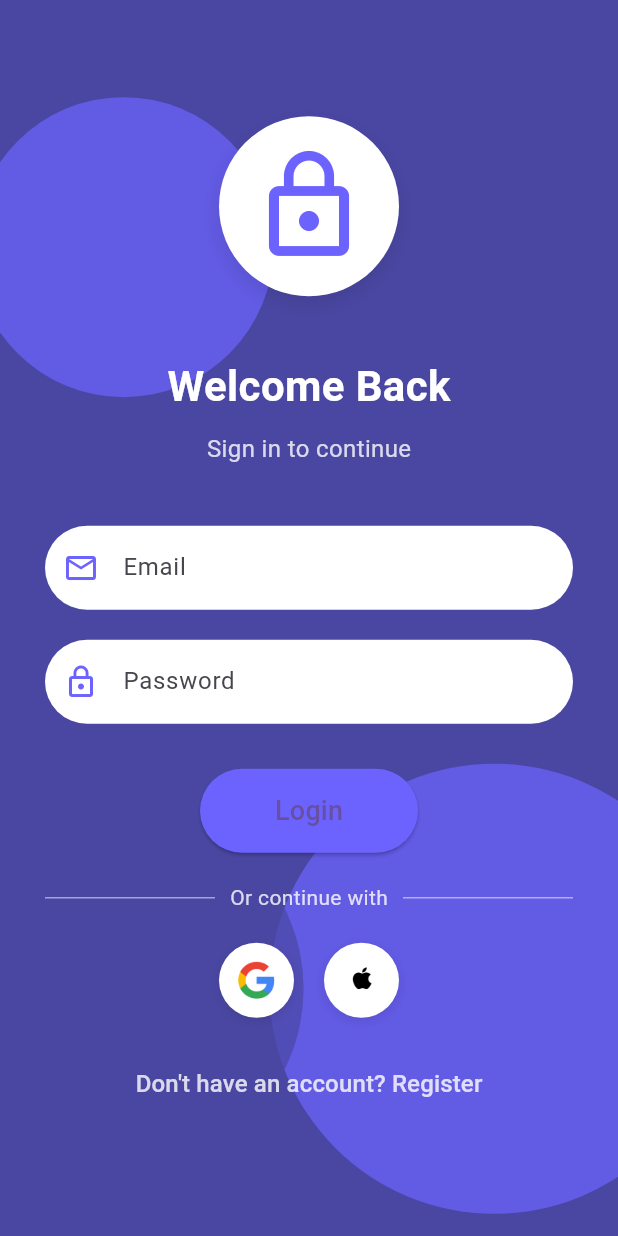
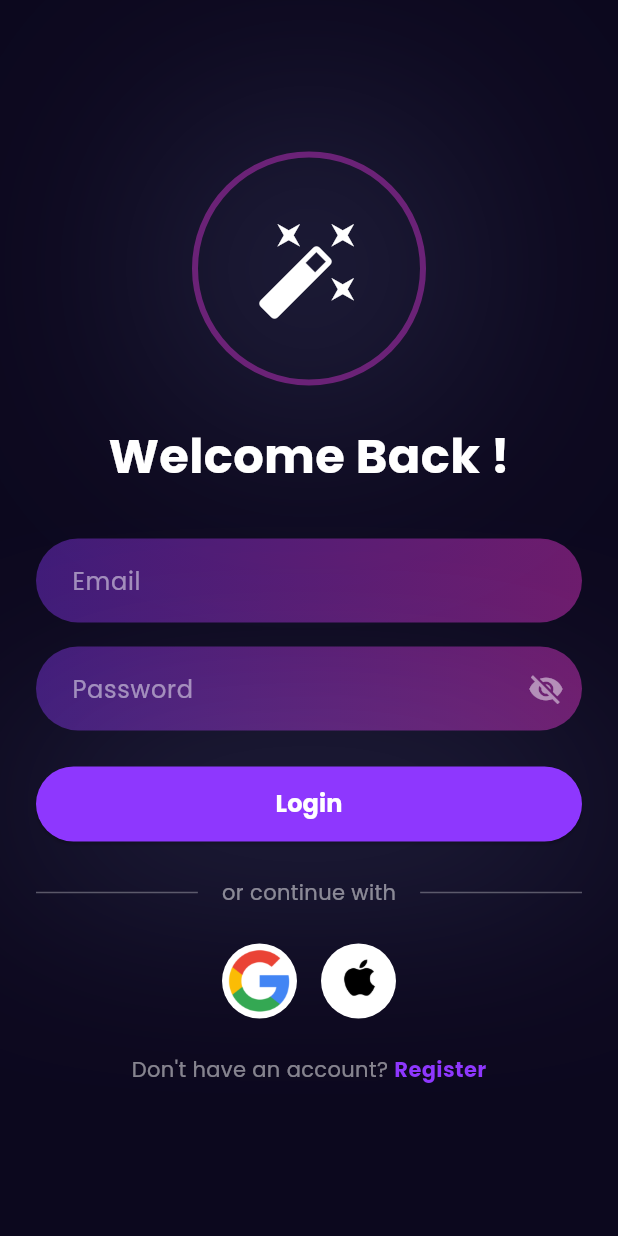
Before and after one commit to Vinit710/flutter_application_1, a Flutter app: the screen it shows after launch, after a tap on "Get Started", on a phone screen of 412 x 824 dp. Run offline on Flutter 3.47's test engine with Material 3 defaults, Android fonts, the phone set to English and light mode, and no system bars; our stand-ins replace flutter_staggered_animations, font_awesome_flutter, google_fonts, image_picker, lottie.

Commit message:
Updated UI for login page

```diff
--- a/lib/pages/login_page.dart
+++ b/lib/pages/login_page.dart
@@ -1,209 +1,256 @@
 import 'package:flutter/material.dart';
 import 'register_page.dart';
 import 'imgtopose.dart'; // Import the HomePage
+import 'package:flutter/material.dart';
 
-class LoginPage extends StatelessWidget {
-  const LoginPage({super.key});
+class LoginPage extends StatefulWidget {
+  const LoginPage({Key? key}) : super(key: key);
 
+  @override
+  _LoginScreenState createState() => _LoginScreenState();
+}
 
-
-
+class _LoginScreenState extends State<LoginPage> {
+  bool _obscurePassword = true;
 
   @override
   Widget build(BuildContext context) {
     return Scaffold(
-    body: Stack(
-      children: [
-        Positioned.fill(
-          child: CustomPaint(
-            painter: BackgroundPainter(),
-          ),
-        ),
-        SafeArea(
-          child: Center(
-            child: SingleChildScrollView(
+      backgroundColor: const Color(0xFF0C081E),
+      body: SafeArea(
         child: Padding(
-                padding: const EdgeInsets.all(30.0),
+          padding: const EdgeInsets.symmetric(horizontal: 24.0),
           child: Column(
             mainAxisAlignment: MainAxisAlignment.center,
             children: [
+              // Magic wand icon with gradient border
               Container(
-                      padding: const EdgeInsets.all(20),
+                width: 156,
+                height: 156,
                 decoration: BoxDecoration(
-                        color: Colors.white,
                   shape: BoxShape.circle,
+                  border: Border.all(
+                    color: Color.fromRGBO(
+                      234,
+                      55,
+                      228,
+                      0.4,
+                    ),
+                    width: 4,
+                  ),
                   boxShadow: [
                     BoxShadow(
-                            color: Colors.black.withOpacity(0.1),
-                            blurRadius: 10,
-                            offset: const Offset(0, 5),
+                      color: Color.fromRGBO(165, 185, 255, 0.25),
+                      blurRadius: 256,
+                      spreadRadius: 4,
                     ),
                   ],
                 ),
                 child: const Icon(
-                        Icons.lock_outline,
-                        size: 80,
-                        color: Color(0xFF6C63FF),
+                  Icons.auto_fix_high,
+                  color: Colors.white,
+                  size: 72,
                 ),
               ),
-                    const SizedBox(height: 40),
+              const SizedBox(height: 24),
+
+              // Welcome Back text
               const Text(
-                      'Welcome Back',
+                'Welcome Back !',
                 style: TextStyle(
                   color: Colors.white,
-                        fontSize: 28,
+                  fontFamily: 'poppins',
+                  fontSize: 32,
                   fontWeight: FontWeight.bold,
                 ),
               ),
-                    const SizedBox(height: 10),
-                    Text(
-                      'Sign in to continue',
-                      style: TextStyle(
-                        color: Colors.white.withOpacity(0.8),
-                        fontSize: 16,
+              const SizedBox(height: 32),
+
+              // Email field
+              Container(
+                decoration: BoxDecoration(
+                  gradient: LinearGradient(
+                    colors: [
+                      Color.fromRGBO(141, 55, 254, 0.4),
+                      Color.fromRGBO(254, 55, 224, 0.4),
+                    ],
+                  ),
+                  borderRadius: BorderRadius.circular(30),
+                ),
+                child: TextField(
+                  style: const TextStyle(
+                    color: Colors.white,
+                    fontFamily: 'poppins',
+                  ),
+                  decoration: InputDecoration(
+                    hintText: 'Email',
+                    hintStyle: TextStyle(color: Colors.white.withOpacity(0.5)),
+                    border: OutlineInputBorder(
+                      borderRadius: BorderRadius.circular(32),
+                      borderSide: BorderSide.none,
+                    ),
+                    contentPadding: const EdgeInsets.symmetric(
+                      horizontal: 20,
+                      vertical: 16,
                     ),
                   ),
-                    const SizedBox(height: 40),
-                    TextFormField(
-                      decoration: inputDecoration('Email'),
-                      keyboardType: TextInputType.emailAddress,
                 ),
-                    const SizedBox(height: 20),
-                    TextFormField(
-                      decoration: inputDecoration('Password'),
-                      obscureText: true,
               ),
-                    const SizedBox(height: 30),
-                    ElevatedButton(
+              const SizedBox(height: 16),
+
+              // Password field
+              Container(
+                decoration: BoxDecoration(
+                  gradient: LinearGradient(
+                    colors: [
+                      Color.fromRGBO(141, 55, 254, 0.4),
+                      Color.fromRGBO(254, 55, 224, 0.4),
+                    ],
+                  ),
+                  borderRadius: BorderRadius.circular(30),
+                ),
+                child: TextField(
+                  obscureText: _obscurePassword,
+                  style: const TextStyle(color: Colors.white),
+                  decoration: InputDecoration(
+                    hintText: 'Password',
+                    hintStyle: TextStyle(
+                        color: Colors.white.withOpacity(0.5),
+                        fontFamily: 'poppins'),
+                    border: OutlineInputBorder(
+                      borderRadius: BorderRadius.circular(30),
+                      borderSide: BorderSide.none,
+                    ),
+                    contentPadding: const EdgeInsets.symmetric(
+                      horizontal: 20,
+                      vertical: 16,
+                    ),
+                    suffixIcon: IconButton(
+                      icon: Icon(
+                        _obscurePassword
+                            ? Icons.visibility_off
+                            : Icons.visibility,
+                        color: Colors.white.withOpacity(0.5),
+                      ),
                       onPressed: () {
-                        Navigator.pushReplacement(
-                          context,
-                          MaterialPageRoute(builder: (context) => HomePage1()),
-                        );
+                        setState(() {
+                          _obscurePassword = !_obscurePassword;
+                        });
                       },
+                    ),
+                  ),
+                ),
+              ),
+              const SizedBox(height: 24),
+
+              // Login button
+              Container(
+                decoration: BoxDecoration(
+                  borderRadius: BorderRadius.circular(24),
+                  boxShadow: [
+                    BoxShadow(
+                      color: Color.fromRGBO(165, 185, 255, 0.3),
+                      blurRadius: 128,
+                      spreadRadius: 4,
+                    ),
+                  ],
+                ),
+                child: ElevatedButton(
+                  onPressed: () {},
                   style: ElevatedButton.styleFrom(
-                        backgroundColor: const Color(0xFF6C63FF),
-                        padding: const EdgeInsets.symmetric(horizontal: 50, vertical: 15),
+                    backgroundColor: Color(0xFF8E37FE),
+                    minimumSize: const Size(double.infinity, 50),
                     shape: RoundedRectangleBorder(
-                          borderRadius: BorderRadius.circular(30),
+                      borderRadius: BorderRadius.circular(25),
                     ),
                   ),
                   child: const Text(
                     'Login',
-                        style: TextStyle(fontSize: 18),
+                    style: TextStyle(
+                      color: Colors.white,
+                      fontFamily: 'poppins',
+                      fontSize: 16,
+                      fontWeight: FontWeight.bold,
                     ),
                   ),
-                    const SizedBox(height: 20),
+                ),
+              ),
+              const SizedBox(height: 24),
+
+              // Or continue with text
               Row(
                 children: [
-                        Expanded(child: Divider(color: Colors.white.withOpacity(0.5))),
+                  Expanded(
+                      child: Divider(color: Colors.white.withOpacity(0.3))),
                   Padding(
-                          padding: const EdgeInsets.symmetric(horizontal: 10),
+                    padding: const EdgeInsets.symmetric(horizontal: 16),
                     child: Text(
-                            'Or continue with',
-                            style: TextStyle(color: Colors.white.withOpacity(0.8)),
+                      'or continue with',
+                      style: TextStyle(
+                          color: Colors.white.withOpacity(0.5),
+                          fontFamily: 'poppins'),
                     ),
                   ),
-                        Expanded(child: Divider(color: Colors.white.withOpacity(0.5))),
+                  Expanded(
+                      child: Divider(color: Colors.white.withOpacity(0.3))),
                 ],
               ),
-                    const SizedBox(height: 20),
+              const SizedBox(height: 24),
+
+              // Social login buttons
               Row(
                 mainAxisAlignment: MainAxisAlignment.center,
                 children: [
-                        _buildLogoButton('lib/images/google.png'),
-                        const SizedBox(width: 20),
-                        _buildLogoButton('lib/images/apple.png'),
+                  _socialLoginButton('lib/images/google.png'),
+                  const SizedBox(width: 16),
+                  _socialLoginButton('lib/images/apple.png'),
                 ],
               ),
-                    const SizedBox(height: 20),
-                    TextButton(
-                      onPressed: () {
-                        Navigator.push(
-                          context,
-                          MaterialPageRoute(builder: (context) => const RegisterPage()),
-                        );
-                      },
-                      child: Text(
-                        'Don\'t have an account? Register',
+              const SizedBox(height: 24),
+
+              // Register link
+              Row(
+                mainAxisAlignment: MainAxisAlignment.center,
+                children: [
+                  Text(
+                    'Don\'t have an account? ',
                     style: TextStyle(
-                          color: Colors.white.withOpacity(0.8),
-                          fontSize: 16,
+                        color: Colors.white.withOpacity(0.5),
+                        fontFamily: 'poppins'),
+                  ),
+                  GestureDetector(
+                    onTap: () {},
+                    child: const Text(
+                      'Register',
+                      style: TextStyle(
+                        fontFamily: 'poppins',
+                        color: Color(0xFF8E37FE),
+                        fontWeight: FontWeight.bold,
                       ),
                     ),
                   ),
                 ],
               ),
-              ),
-            ),
-          ),
-        ),
             ],
           ),
-  );
-}
-
-  Widget _buildLogoButton(String assetName) {
-    return GestureDetector(
-      onTap: () {
-        // Handle logo button tap
-      },
-      child: Container(
-        padding: const EdgeInsets.all(10),
-        decoration: BoxDecoration(
-          color: Colors.white,
-          shape: BoxShape.circle,
-          boxShadow: [
-            BoxShadow(
-              color: Colors.black.withOpacity(0.1),
-              blurRadius: 5,
-              offset: const Offset(0, 2),
-            ),
-          ],
-        ),
-        child: Image.asset(
-          assetName,
-          width: 30,
-          height: 30,
         ),
       ),
     );
   }
 
-  InputDecoration inputDecoration(String label) {
-    return InputDecoration(
-      labelText: label,
-      filled: true,
-      fillColor: Colors.white,
-      border: OutlineInputBorder(
-        borderRadius: BorderRadius.circular(30),
-        borderSide: BorderSide.none,
+  Widget _socialLoginButton(String iconPath) {
+    return Container(
+      width: 50,
+      height: 50,
+      decoration: BoxDecoration(
+        color: Colors.white,
+        borderRadius: BorderRadius.circular(25),
       ),
-      prefixIcon: Icon(
-        label == 'Email' ? Icons.email_outlined : Icons.lock_outline,
-        color: const Color(0xFF6C63FF),
+      child: Image.asset(
+        iconPath,
+        width: 24,
+        height: 24,
       ),
     );
   }
 }
-
-class BackgroundPainter extends CustomPainter {
-  @override
-  void paint(Canvas canvas, Size size) {
-    final paint = Paint();
-
-    paint.color = const Color(0xFF4A47A3);
-    canvas.drawRect(Rect.fromLTWH(0, 0, size.width, size.height), paint);
-
-    paint.color = const Color(0xFF6C63FF).withOpacity(0.7);
-    canvas.drawCircle(Offset(size.width * 0.2, size.height * 0.2), 100, paint);
-    canvas.drawCircle(Offset(size.width * 0.8, size.height * 0.8), 150, paint);
-
-    paint.color = const Color(0xFF4A47A3).withOpacity(0.7);
-    canvas.drawCircle(Offset(size.width * 0.8, size.height * 0.2), 80, paint);
-    canvas.drawCircle(Offset(size.width * 0.2, size.height * 0.8), 120, paint);
-  }
-
-  @override
-  bool shouldRepaint(covariant CustomPainter oldDelegate) => false;
-}
```
Also changed, not shown: lib/images/apple_logo.svg (added), lib/images/google_icon.svg (added). Lines whose indentation alone changed are shown as unchanged.
